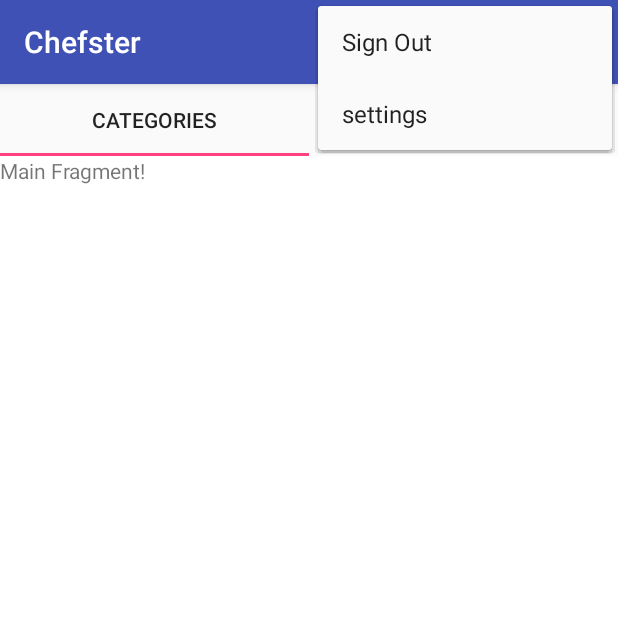
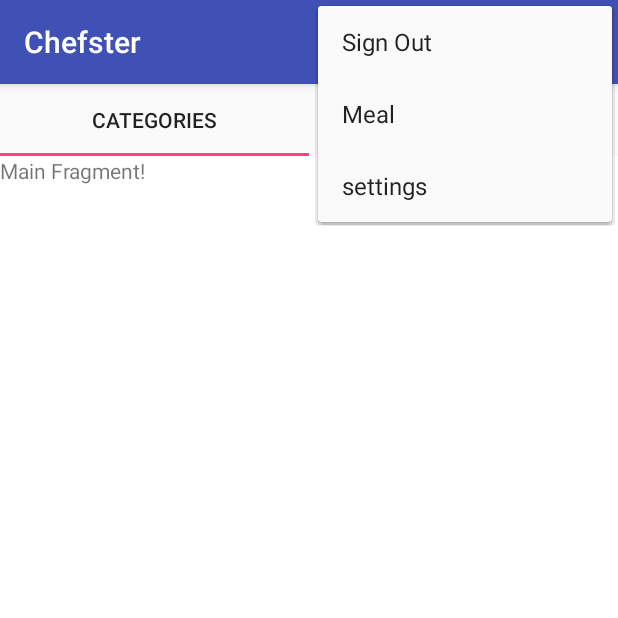
Before and after one commit to Chefster/android, an Android app: the MainActivity screen opened directly, with no data from a screen before it, with the options menu open, on a phone screen of 412 x 824 dp, the top half of it. Run offline under Robolectric (Android 15) with nearby library versions, the light colour scheme and no system bars; our stand-ins replace ButterKnife, Firebase (no records; nobody signed in at launch, a user with empty details on screens opened directly).

Commit message:
Adding the Progress Activity to Main Activity Menu

```diff
--- a/app/src/main/java/com/codepath/chefster/activities/MainActivity.java
+++ b/app/src/main/java/com/codepath/chefster/activities/MainActivity.java
@@ -1,5 +1,6 @@
 package com.codepath.chefster.activities;
 
+import android.content.Intent;
 import android.net.Uri;
 import android.support.annotation.NonNull;
 import android.support.design.widget.TabLayout;
@@ -104,6 +105,9 @@ public class MainActivity extends AppCompatActivity implements GoogleApiClient.O
 //                mUsername = ANONYMOUS;
 //                startActivity(new Intent(this, LoginActivity.class));
                 return true;
+            case R.id.action_progress:
+                startActivity(new Intent(this,ProgressActivity.class));
+                return true;
             default:
                 return super.onOptionsItemSelected(item);
         }
--- a/app/src/main/res/menu/menu_home.xml
+++ b/app/src/main/res/menu/menu_home.xml
@@ -5,4 +5,6 @@
     <item android:id="@+id/action_settings"
           android:orderInCategory="100"
           android:title="@string/settings" />
+    <item android:id="@+id/action_progress"
+        android:title="Meal"/>
 </menu>
```
